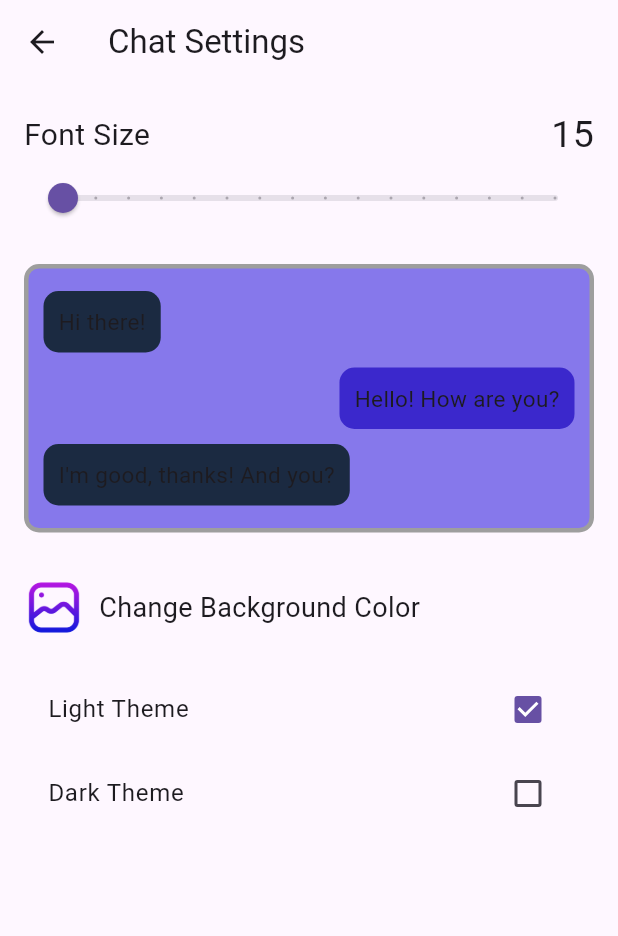
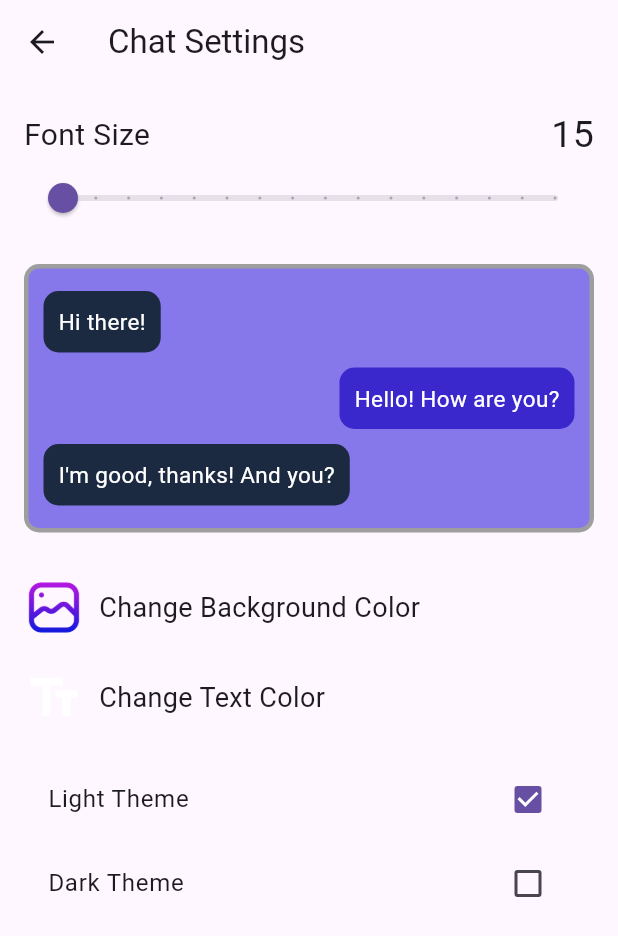
Before and after one commit to SynapseNets/SynapseChat, a Flutter app: the SettingsPage screen opened by its route, after a tap on "Chat settings", on a phone screen of 412 x 824 dp. Shown: the top 936 px of the screen. Run offline on Flutter 3.47's test engine with Material 3 defaults, Android fonts, the phone set to English and light mode, and no system bars; our stand-ins replace chat_bubbles, flutter_colorpicker, image_picker; missing offline and left inert: window_manager.

Commit message:
added change color text button

```diff
--- a/client/lib/settings/chat_preferences.dart
+++ b/client/lib/settings/chat_preferences.dart
@@ -11,6 +11,7 @@ class ChatPreferencesPage extends StatefulWidget {
 class _ChatPreferencesPageState extends State<ChatPreferencesPage> {
   double sizeChar = 15;
   Color backgroundColor = const Color.fromARGB(255, 134, 120, 235);
+  Color textColor = Colors.white;
   bool isDarkTheme = false;
 
   void toggleTheme(bool value) {
@@ -118,7 +119,7 @@ class _ChatPreferencesPageState extends State<ChatPreferencesPage> {
                           ),
                           child: Text(
                             'Hi there!',
-                            style: TextStyle(fontSize: sizeChar),
+                            style: TextStyle(fontSize: sizeChar, color: textColor),
                           ),
                         ),
                       ),
@@ -133,7 +134,7 @@ class _ChatPreferencesPageState extends State<ChatPreferencesPage> {
                           ),
                           child: Text(
                             'Hello! How are you?',
-                            style: TextStyle(fontSize: sizeChar),
+                            style: TextStyle(fontSize: sizeChar, color: textColor),
                           ),
                         ),
                       ),
@@ -148,7 +149,7 @@ class _ChatPreferencesPageState extends State<ChatPreferencesPage> {
                           ),
                           child: Text(
                             'I\'m good, thanks! And you?',
-                            style: TextStyle(fontSize: sizeChar),
+                            style: TextStyle(fontSize: sizeChar, color: textColor),
                           ),
                         ),
                       ),
@@ -195,6 +196,45 @@ class _ChatPreferencesPageState extends State<ChatPreferencesPage> {
                   ),
                 ),
                 const SizedBox(height: 20),
+                InkWell(
+                  onTap: () {
+                    // Open a dialog to change the text color
+                    showDialog(
+                      context: context,
+                      builder: (context) {
+                        return AlertDialog(
+                          title: const Text('Choose Text Color'),
+                          content: SingleChildScrollView(
+                            child: BlockPicker(
+                              pickerColor: textColor,
+                              onColorChanged: (Color color) {
+                                setState(() {
+                                  textColor = color;
+                                });
+                                Navigator.of(context).pop();
+                              },
+                            ),
+                          ),
+                        );
+                      },
+                    );
+                  },
+                  child: Row(
+                    children: [
+                      Icon(
+                        Icons.text_fields,
+                        size: 40,
+                        color: textColor,
+                      ),
+                      const SizedBox(width: 10),
+                      const Text(
+                        'Change Text Color',
+                        style: TextStyle(fontSize: 18),
+                      ),
+                    ],
+                  ),
+                ),
+                const SizedBox(height: 20),
                 CheckboxListTile(
                   title: const Text('Light Theme'),
                   value: lightThemeSelected,
```
